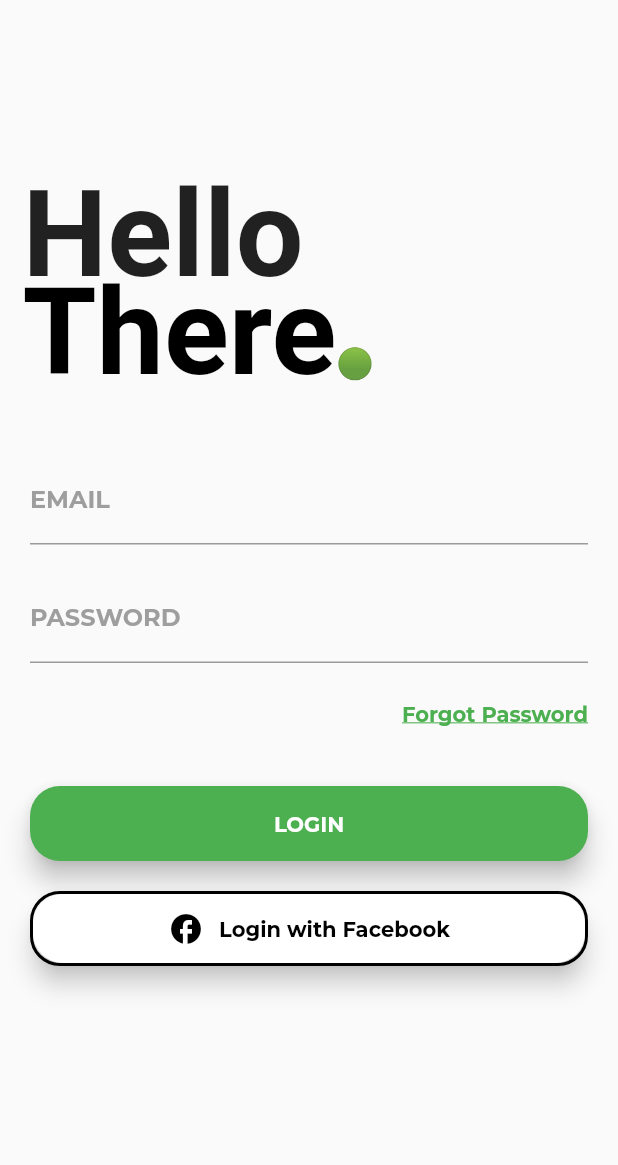
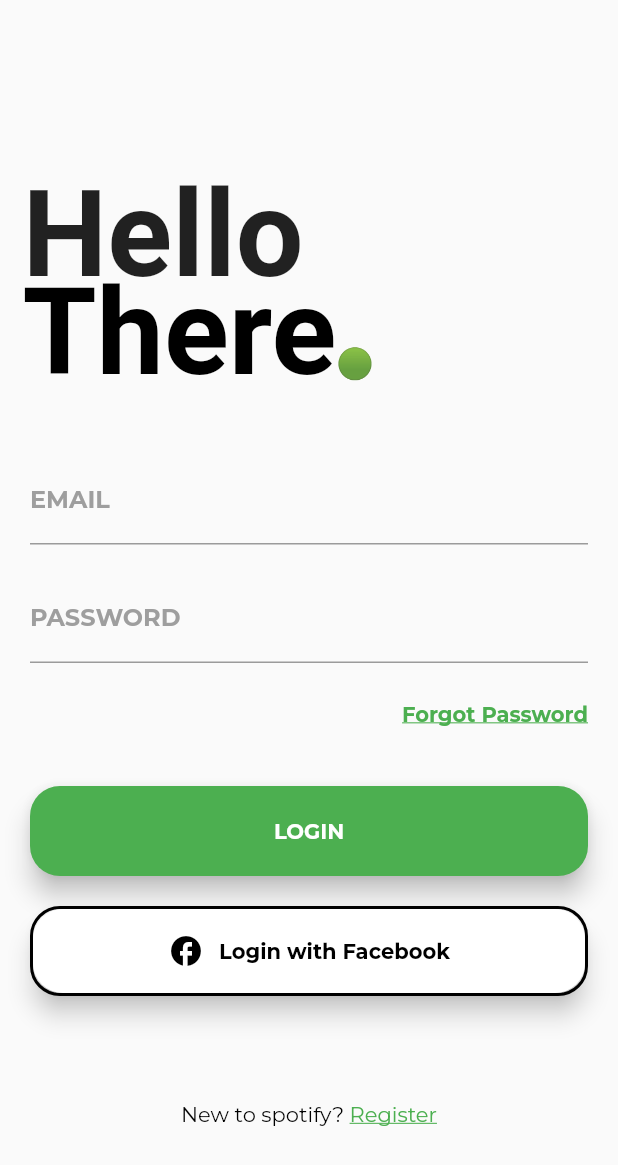
Before and after one commit to jobic10/sign_up_login_ui_with_flutter, a Flutter app: the screen it shows after launch, on a phone screen of 412 x 824 dp. Shown: the top 1165 px of the screen. Run offline on Flutter 3.47's test engine with Material 2 defaults, Android fonts, the phone set to English and light mode, and no system bars; our stand-ins replace google_fonts.

Commit message:
First UI complete

```diff
--- a/lib/main.dart
+++ b/lib/main.dart
@@ -156,9 +156,32 @@
                   backColor: Colors.white,
                   foreColor: Colors.black,
                   text: 'Login with Facebook',
-                  iconData: Icons.facebook,
+                  iconData: Icons.facebook_sharp,
                   isBorder: true,
                 ),
+                SizedBox(
+                  height: 70,
+                ),
+                RichText(
+                  text: TextSpan(
+                    style: GoogleFonts.montserrat(
+                      color: Colors.black,
+                      fontSize: 14,
+                    ),
+                    children: [
+                      TextSpan(
+                        text: 'New to spotify? ',
+                      ),
+                      TextSpan(
+                        text: 'Register',
+                        style: GoogleFonts.montserrat(
+                          color: Colors.green,
+                          decoration: TextDecoration.underline,
+                        ),
+                      ),
+                    ],
+                  ),
+                )
               ],
             ),
           ),
@@ -186,7 +209,7 @@
   @override
   Widget build(BuildContext context) {
     return Container(
-      height: 50,
+      height: 60,
       decoration: BoxDecoration(
         border: isBorder! ? Border.all(width: 2) : null,
         borderRadius: BorderRadius.circular(20),
```
